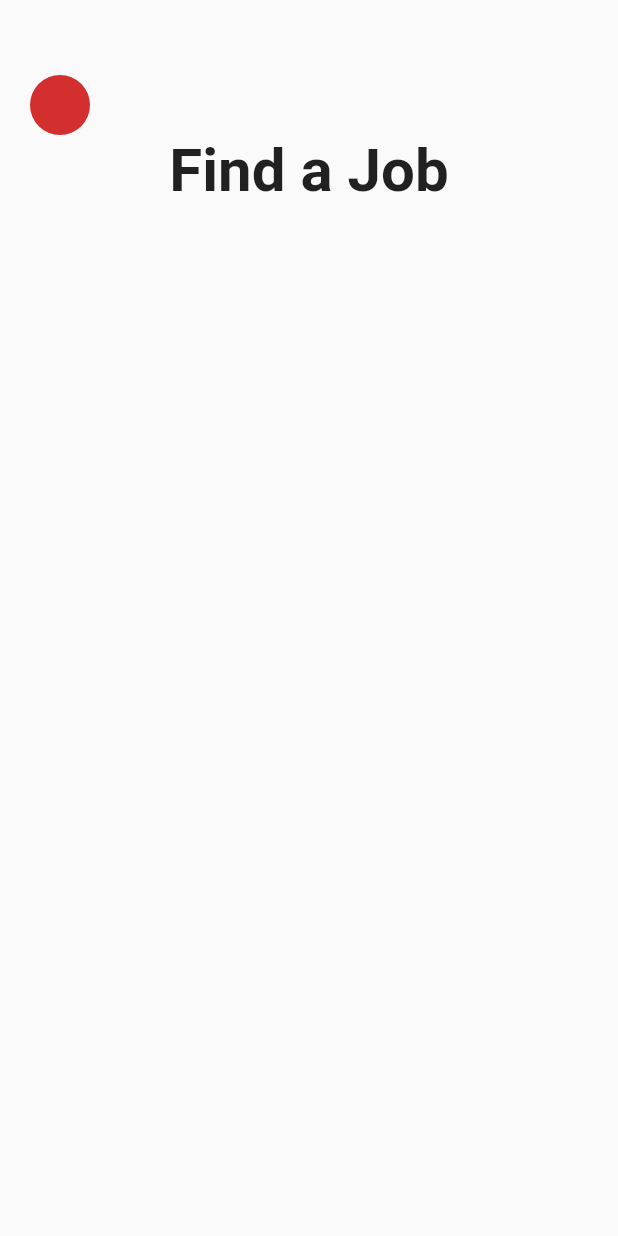
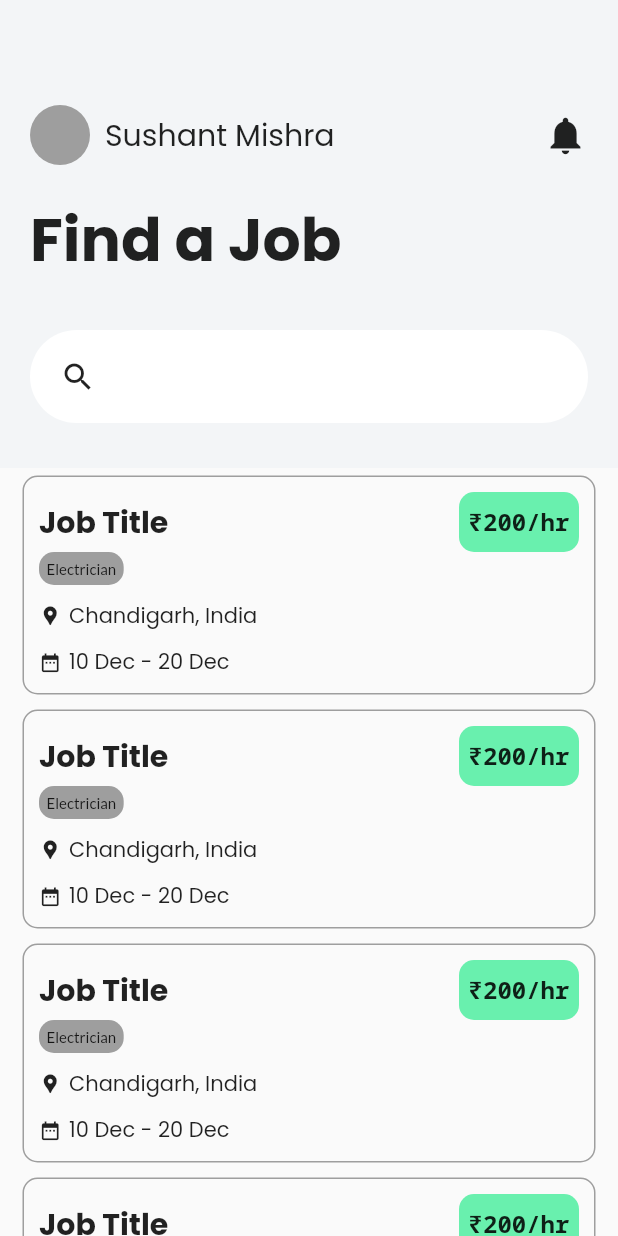
Before and after one commit to lovetoz1/hackathonpec, a Flutter app: the screen it shows after launch, on a phone screen of 412 x 824 dp. Run offline on Flutter 3.47's test engine with Material 2 defaults, Android fonts, the phone set to English and light mode, and no system bars; our stand-ins replace google_fonts.

Commit message:
created home page

```diff
--- /dev/null
+++ b/lib/Widgets/JobCard.dart
@@ -0,0 +1,92 @@
+import 'package:flutter/material.dart';
+import 'package:google_fonts/google_fonts.dart';
+
+class JobCard extends StatelessWidget {
+  const JobCard({Key? key}) : super(key: key);
+
+  @override
+  Widget build(BuildContext context) {
+    return Container(
+      padding: const EdgeInsets.all(10),
+      margin: const EdgeInsets.symmetric(vertical: 5, horizontal: 15),
+      decoration: BoxDecoration(
+          // color: Colors.blueAccent,
+          border: Border.all(color: Colors.grey),
+          borderRadius: BorderRadius.circular(10),
+      ),
+      child: Column(
+        crossAxisAlignment: CrossAxisAlignment.start,
+        children: [
+          //jobtitle and pay
+          Row(
+            mainAxisAlignment: MainAxisAlignment.spaceBetween,
+            children: [
+              Text(
+                "Job Title",
+                style: GoogleFonts.poppins(
+                    fontSize: 20, fontWeight: FontWeight.bold,
+                ),
+              ),
+              Container(
+                height: 40,
+                width: 80,
+                decoration: BoxDecoration(
+                  color: Colors.greenAccent,
+                  borderRadius: BorderRadius.circular(10)
+                ),
+                child: Center(
+                  child: Text("₹200/hr", style: GoogleFonts.notoSansMono(fontWeight: FontWeight.bold, fontSize: 16),),
+                ),
+              )
+            ],
+          ),
+
+          //skills required
+          Row(
+            children: const[
+              SkillChip(skillName: "Electrician"),
+            ],
+          ),
+
+          //location
+          SizedBox(height: 10,),
+          Row(
+            children: [
+              Icon(Icons.location_pin, size: 15,),
+              SizedBox(width: 5,),
+              Text("Chandigarh, India", style: GoogleFonts.poppins(),)
+            ],
+          ),
+
+          SizedBox(height: 10,),
+          Row(
+            children: [
+              Icon(Icons.date_range, size: 15,),
+              SizedBox(width: 5,),
+              Text("10 Dec - 20 Dec", style: GoogleFonts.poppins(),)
+            ],
+          ),
+        ],
+      ),
+    );
+  }
+}
+
+class SkillChip extends StatelessWidget {
+  final String skillName;
+  const SkillChip({required this.skillName, Key? key}) : super(key: key);
+
+  @override
+  Widget build(BuildContext context) {
+    return
+      Container(
+        margin: const EdgeInsets.only(right: 10),
+        padding: const EdgeInsets.all(5),
+        decoration: BoxDecoration(
+            color: Colors.grey,
+            borderRadius: BorderRadius.circular(10)
+        ),
+        child: Text(skillName, style: GoogleFonts.lato(fontSize: 10),),
+      );
+  }
+}
--- a/lib/pages/HomePage.dart
+++ b/lib/pages/HomePage.dart
@@ -1,5 +1,6 @@
 import 'package:flutter/material.dart';
 import 'package:google_fonts/google_fonts.dart';
+import 'package:jobportal/Widgets/JobCard.dart';
 
 class HomePage extends StatefulWidget {
   const HomePage({Key? key}) : super(key: key);
@@ -12,30 +13,71 @@ class _HomePageState extends State<HomePage> {
   @override
   Widget build(BuildContext context) {
     return Scaffold(
-      body: SingleChildScrollView(
+      body: Column(
+        children: [
+          //upper portion of page containing user info and search box
+          Container(
+            padding: const EdgeInsets.only(top: 70, left: 20, right: 20, bottom: 30),
+            decoration:const BoxDecoration(
+              color: Color(0xffF3F5F7),
+            ),
             child: Column(
+              crossAxisAlignment: CrossAxisAlignment.start,
               children: [
-            Container(
-              padding: EdgeInsets.symmetric(vertical: 50, horizontal: 20),
-              child: Column(
-                mainAxisAlignment: MainAxisAlignment.start,
+                Row(
+                  mainAxisAlignment: MainAxisAlignment.spaceBetween,
                   children: [
                     Row(
                       children: [
-                      CircleAvatar(),
-
+                        const CircleAvatar(
+                          backgroundColor: Colors.grey,
+                        ),
+                        const SizedBox(width: 10,),
+                        Text("Sushant Mishra", style: GoogleFonts.poppins(fontSize: 20))
                       ],
                     ),
-                  Text("Find a Job", style: TextStyle(
-                    fontStyle: GoogleFonts.poppins().fontStyle,
-                    fontSize: 40,
-                    fontWeight: FontWeight.bold
-                  ),),
+                    const Icon(Icons.notifications, size: 30,)
                   ],
+                ),
+                const SizedBox(height: 20,),
+                Text("Find a Job", style: GoogleFonts.poppins(fontSize: 40, fontWeight: FontWeight.bold),),
+                const SizedBox(height: 30,),
+                Container(
+                  decoration: BoxDecoration(
+                    borderRadius: BorderRadius.circular(50),
+                    color: Colors.white,
+                  ),
+                  padding: const EdgeInsets.symmetric(vertical: 7, horizontal: 20),
+                  child: Row(
+                    children: [
+                      const Icon(Icons.search),
+                      const SizedBox(width: 10,),
+                      Flexible(
+                          child: TextField(
+                            decoration: const InputDecoration(
+                              border: InputBorder.none,
+                            ),
+                            style: GoogleFonts.lato(fontSize: 20),
                           )
                       ),
                     ],
                   ),
+                )
+              ],
+            )
+          ),
+
+          //job list rendering
+          Expanded(
+            child: ListView.builder(
+                physics: const BouncingScrollPhysics(),
+                itemBuilder: (context, ind) {
+                  return const JobCard();
+                },
+              itemCount: 10,
+            ),
+          )
+        ],
       ),
     );
   }
```
Lines whose indentation alone changed are shown as unchanged.
